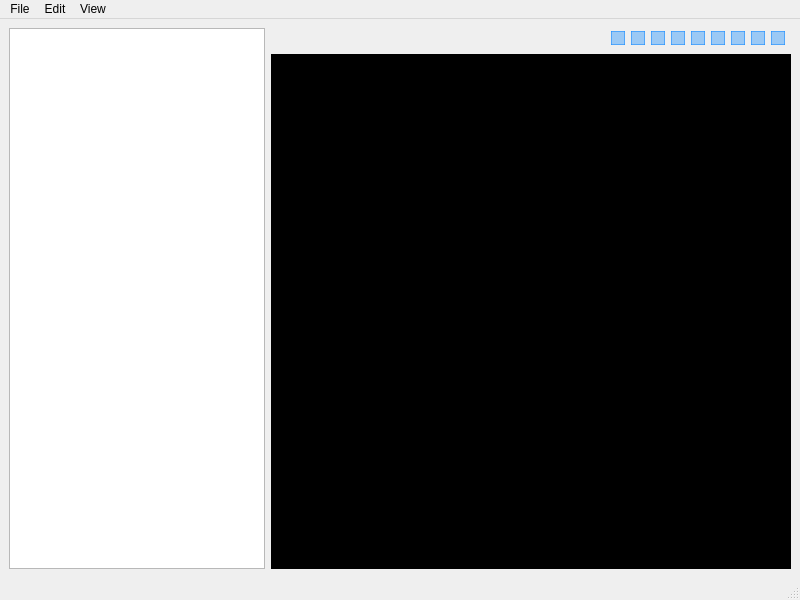
Qt form ui/editors/git/git_editor.ui (NickHugi/PyKotor) before a commit.
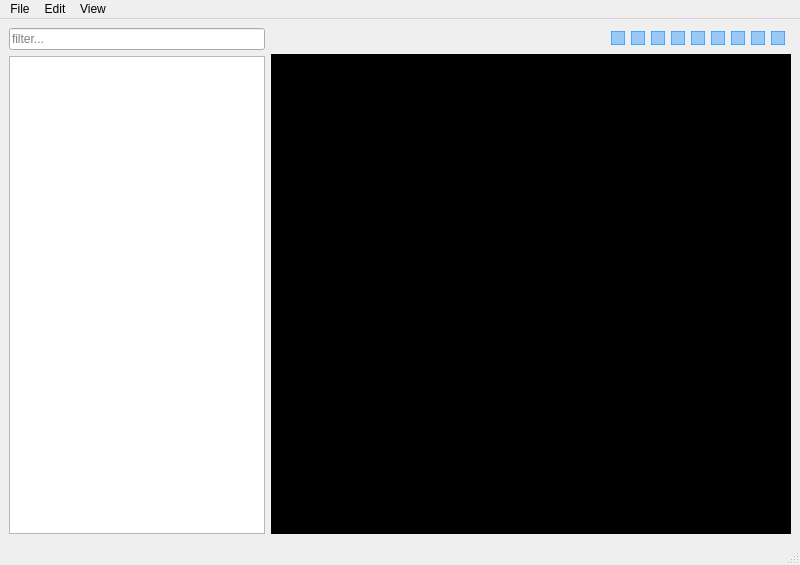
The same form after that commit. Icons and pictures are not drawn. Custom widgets are drawn as their Qt base class.

Commit message: Add instance resref filter

Patch:
```diff
--- a/ui/editors/git/git_editor.ui
+++ b/ui/editors/git/git_editor.ui
@@ -7,7 +7,7 @@
     <x>0</x>
     <y>0</y>
     <width>800</width>
-    <height>600</height>
+    <height>565</height>
    </rect>
   </property>
   <property name="windowTitle">
@@ -17,6 +17,16 @@
    <layout class="QHBoxLayout" name="horizontalLayout_3" stretch="0,1">
     <item>
      <layout class="QVBoxLayout" name="verticalLayout">
+      <item>
+       <widget class="QLineEdit" name="filterEdit">
+        <property name="text">
+         <string/>
+        </property>
+        <property name="placeholderText">
+         <string>filter...</string>
+        </property>
+       </widget>
+      </item>
       <item>
        <widget class="QListWidget" name="listWidget"/>
       </item>
```
The commit also changes 3 other files.
